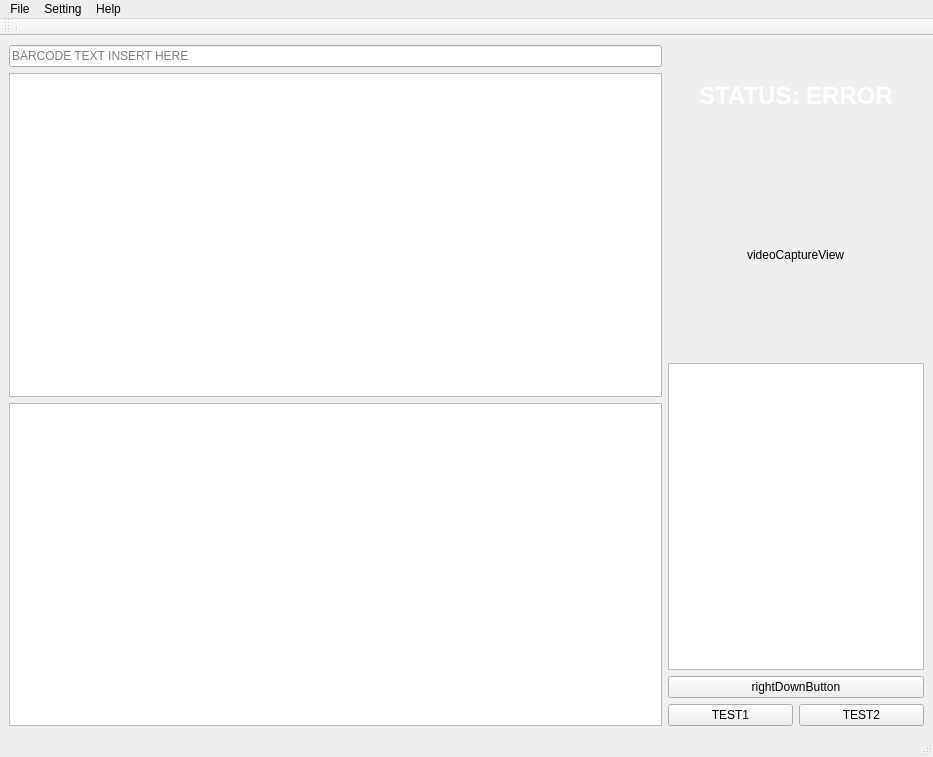
The window that src/views/ui/main.ui (beam7894123/gateway-packing-station) describes before a commit, drawn with Qt 5.
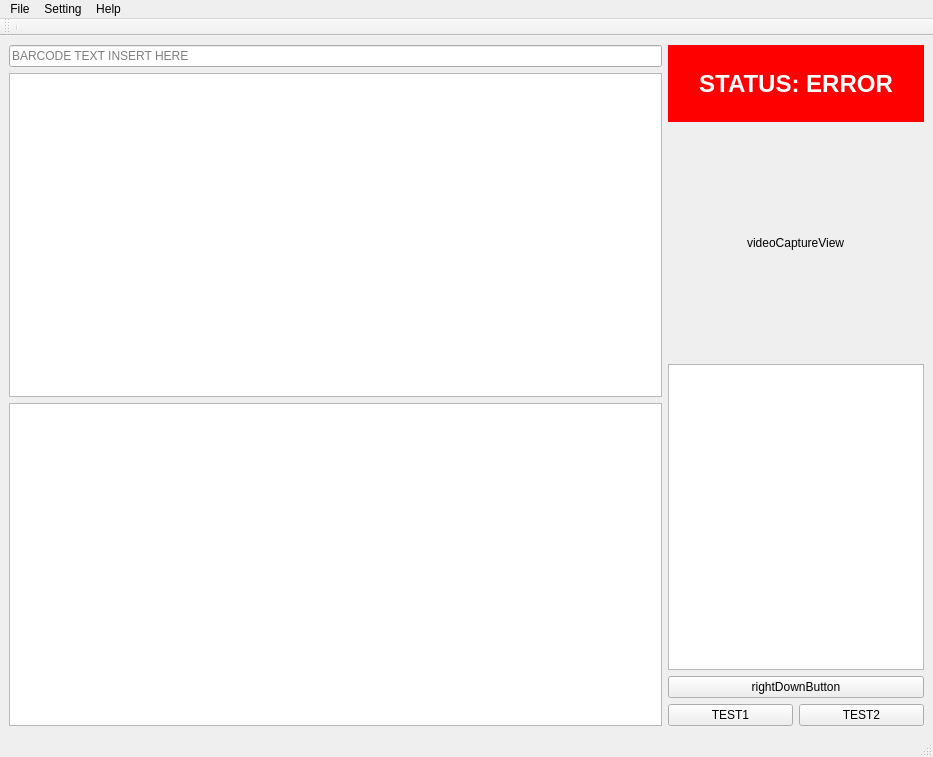
The same window after the commit.

The edit to the form file:
```diff
--- a/src/views/ui/main.ui
+++ b/src/views/ui/main.ui
@@ -36,13 +36,25 @@
      </layout>
     </item>
     <item>
-     <layout class="QVBoxLayout" name="verticalLayout" stretch="1,2,3,0,0">
+     <layout class="QVBoxLayout" name="verticalLayout" stretch="1,3,4,0,0">
       <item>
-       <layout class="QVBoxLayout" name="statusLayout">
+       <layout class="QVBoxLayout" name="verticalLayout_2" stretch="0">
+        <property name="sizeConstraint">
+         <enum>QLayout::SetMaximumSize</enum>
+        </property>
         <item>
          <widget class="QLabel" name="statusLabel">
+          <property name="sizePolicy">
+           <sizepolicy hsizetype="Expanding" vsizetype="Expanding">
+            <horstretch>0</horstretch>
+            <verstretch>0</verstretch>
+           </sizepolicy>
+          </property>
+          <property name="autoFillBackground">
+           <bool>true</bool>
+          </property>
           <property name="styleSheet">
-           <string notr="true">font-size: 24px; font-weight: bold; color: white;</string>
+           <string notr="true">font-size: 24px; font-weight: bold; color: white;background-color: rgb(255, 0, 0);</string>
           </property>
           <property name="text">
            <string>STATUS: ERROR</string>
```
